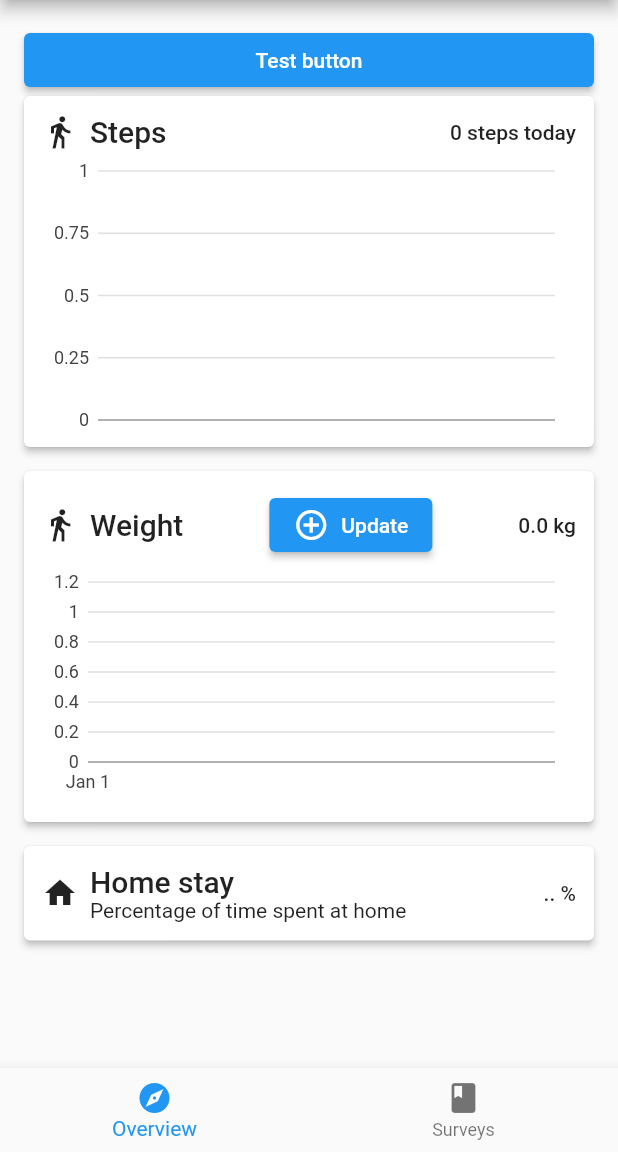
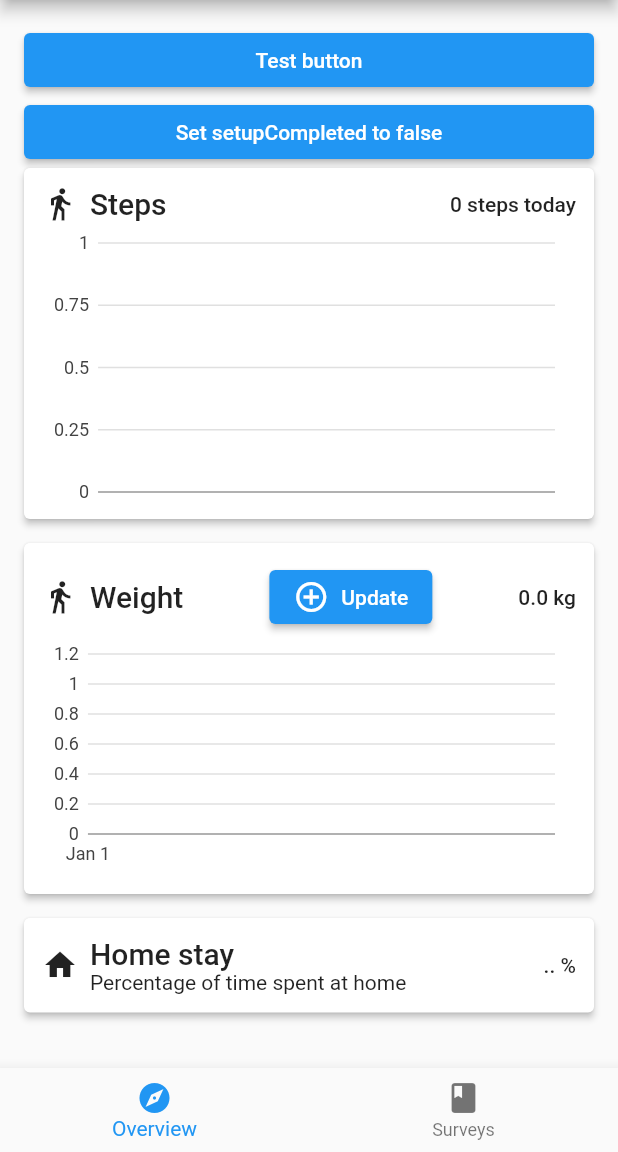
Before and after one commit to mikklf/flutter_health_app, a Flutter app: the screen it shows after launch, after a tap on "Finish", on a phone screen of 412 x 824 dp, the part 84-1236 px from its top. Run offline on Flutter 3.47's test engine with Material 2 defaults, Android fonts, the phone set to English and light mode, and no system bars; our stand-ins replace bloc, community_charts_flutter, device_info_plus, equatable, flutter_bloc, geocoding and 4 more; missing offline and left inert: carp_background_location, health, research_package; accounts and stored records are empty.

Commit message:
Fix setup screen

```diff
--- a/lib/main.dart
+++ b/lib/main.dart
@@ -1,6 +1,7 @@
 import 'package:flutter/material.dart';
 import 'package:flutter_health_app/domain/interfaces/location_repository.dart';
 import 'package:flutter_health_app/domain/interfaces/step_repository.dart';
+import 'package:flutter_health_app/src/business_logic/cubit/main_cubit.dart';
 import 'package:flutter_health_app/src/presentation/screens/home_screen.dart';
 import 'package:flutter_bloc/flutter_bloc.dart';
 import 'package:flutter_health_app/src/business_logic/cubit/location_cubit.dart';
@@ -10,7 +11,6 @@ import 'package:flutter_health_app/di.dart';
 import 'package:flutter_health_app/src/presentation/screens/overview_screen/overview_screen.dart';
 import 'package:flutter_health_app/src/presentation/screens/setup_screen/setup_screen.dart';
 import 'package:flutter_health_app/src/presentation/screens/survey_dashboard_screen/survey_dashboard_screen.dart';
-import 'package:shared_preferences/shared_preferences.dart';
 
 void main() {
   ServiceLocator.setupDependencyInjection();
@@ -18,43 +18,21 @@ void main() {
 }
 
 class MainApp extends StatelessWidget {
-  final bool skipSetup;
-
-  const MainApp({super.key, this.skipSetup = false});
-
-  Future isSetupRequired() async {
-    SharedPreferences prefs = await SharedPreferences.getInstance();
-    bool setupCompleted = (prefs.getBool('setupCompleted') ?? false);
-    return !setupCompleted;
-  }
+  const MainApp({super.key});
 
   @override
   Widget build(BuildContext context) {
-    if (skipSetup) {
-      return _buildHomeScreen();
-    }
-
-    return FutureBuilder(
-      future: isSetupRequired(),
-      builder: (context, snapshot) {
-        if (snapshot.hasData) {
-          if (snapshot.data == true) {
+    return BlocProvider(
+        create: (context) => MainCubit()..initializeMainState(),
+        child: BlocBuilder<MainCubit, MainState>(builder: (context, state) {
+          if (state is InitialMainState) {
+            return const CircularProgressIndicator();
+          } else if (state is SetupRequiredState) {
             return _buildSetupScreen();
           } else {
             return _buildHomeScreen();
           }
-        } else {
-          return const MaterialApp(
-            title: 'Mobile Health Application',
-            home: Scaffold(
-              body: Center(
-                child: CircularProgressIndicator(),
-              ),
-            ),
-          );
-        }
-      },
-    );
+        }));
   }
 
   Widget _buildSetupScreen() {
--- /dev/null
+++ b/lib/src/business_logic/cubit/main_cubit.dart
@@ -0,0 +1,32 @@
+import 'package:bloc/bloc.dart';
+import 'package:flutter/material.dart';
+import 'package:shared_preferences/shared_preferences.dart';
+
+part 'main_state.dart';
+
+class MainCubit extends Cubit<MainState> {
+  MainCubit() : super(InitialMainState());
+
+  initializeMainState() async {
+    SharedPreferences prefs = await SharedPreferences.getInstance();
+    bool isSetupCompleted = prefs.getBool('setupCompleted') ?? false;
+
+    if (isSetupCompleted) {
+      emit(SetupCompletedState());
+    } else {
+      emit(SetupRequiredState());
+    }
+  }
+
+  completeSetup() async {
+    SharedPreferences prefs = await SharedPreferences.getInstance();
+    prefs.setBool('setupCompleted', true);
+    emit(SetupCompletedState());
+  }
+
+  resetSetup() async {
+    SharedPreferences prefs = await SharedPreferences.getInstance();
+    prefs.setBool('setupCompleted', false);
+    emit(SetupRequiredState());
+  }
+}
--- /dev/null
+++ b/lib/src/business_logic/cubit/main_state.dart
@@ -0,0 +1,10 @@
+part of 'main_cubit.dart';
+
+@immutable
+abstract class MainState {}
+
+class InitialMainState extends MainState {}
+
+class SetupRequiredState extends MainState {}
+
+class SetupCompletedState extends MainState {}
--- a/lib/src/presentation/screens/overview_screen/overview_screen.dart
+++ b/lib/src/presentation/screens/overview_screen/overview_screen.dart
@@ -1,9 +1,12 @@
 import 'package:flutter/material.dart';
+import 'package:flutter_bloc/flutter_bloc.dart';
 import 'package:flutter_health_app/di.dart';
 import 'package:flutter_health_app/domain/interfaces/health_provider.dart';
 import 'package:flutter_health_app/domain/interfaces/step_repository.dart';
+import 'package:flutter_health_app/src/business_logic/cubit/main_cubit.dart';
 import 'package:flutter_health_app/src/presentation/screens/overview_screen/widgets/home_stay_widget.dart';
 import 'package:health/health.dart';
+import 'package:shared_preferences/shared_preferences.dart';
 
 import 'widgets/steps_widget.dart';
 import 'widgets/weight_widget.dart';
@@ -26,14 +29,21 @@ class OverviewScreen extends StatelessWidget {
       children: [
         // TESTING SHOULD BE REMOVED!
         ElevatedButton(
-            onPressed: _healthButtonPressed,
-            child: const Text("Test button")),
+            onPressed: _healthButtonPressed, child: const Text("Test button")),
+        ElevatedButton(
+            onPressed: () async {
+              context.read<MainCubit>().resetSetup();
+
+              SharedPreferences prefs = await SharedPreferences.getInstance();
+
+              debugPrint(prefs.getBool("setupCompleted").toString());
+            },
+            child: const Text("Set setupCompleted to false")),
 
         // Register widgets here
         const StepsWidget(),
         const WeightWidget(),
         const HomeStayWidget(),
-
       ],
     );
   }
@@ -52,7 +62,8 @@ class OverviewScreen extends StatelessWidget {
     var startOfDay = DateTime(now.year, now.month, now.day, 0, 0, 0);
     var endOfDay = DateTime(now.year, now.month, now.day, 23, 59, 59);
 
-    var databaseSteps = await stepRepository.getStepsInRange(startOfDay, endOfDay);
+    var databaseSteps =
+        await stepRepository.getStepsInRange(startOfDay, endOfDay);
 
     var stepsInDb = databaseSteps.isNotEmpty ? databaseSteps.first.steps : 0;
 
--- a/lib/src/presentation/screens/setup_screen/setup_screen.dart
+++ b/lib/src/presentation/screens/setup_screen/setup_screen.dart
@@ -1,12 +1,11 @@
 import 'package:flutter/material.dart';
 import 'package:flutter_bloc/flutter_bloc.dart';
-import 'package:flutter_health_app/main.dart';
+import 'package:flutter_health_app/src/business_logic/cubit/main_cubit.dart';
 import 'package:flutter_health_app/src/business_logic/cubit/setup_cubit.dart';
-import 'package:flutter_health_app/src/data/dataproviders/helpers/health_helper.dart';
 import 'package:flutter_health_app/src/presentation/screens/setup_screen/informed_consent_objects.dart';
-import 'package:health/health.dart';
 import 'package:permission_handler/permission_handler.dart';
 import 'package:research_package/research_package.dart';
+import 'package:shared_preferences/shared_preferences.dart';
 
 class SetupScreen extends StatelessWidget {
   const SetupScreen({super.key});
@@ -85,8 +84,8 @@ class SetupScreen extends StatelessWidget {
                         },
                         child: const Text("Set home address")),
                     Text(state.homeAddress),
-                    ElevatedButton(onPressed: () async {
-
+                    ElevatedButton(
+                        onPressed: () async {
                           // Check if we have location permissions
                           var status = await Permission.location.status;
                           if (status.isDenied) {
@@ -94,21 +93,27 @@ class SetupScreen extends StatelessWidget {
                           }
 
                           // Check if we can request locationAlways permission
-                      var alwaysStatus = await Permission.locationAlways.status;
+                          var alwaysStatus =
+                              await Permission.locationAlways.status;
                           if (alwaysStatus.isDenied) {
                             await Permission.locationAlways.request();
                           }
 
                           // TODO: Consider if health permissions should be requested here
+                        },
+                        child: const Text("Give permissions")),
+                    const SizedBox(height: 30),
+                    ElevatedButton(
+                        onPressed: () async {
+                          context.read<MainCubit>().completeSetup();
 
+                          SharedPreferences prefs =
+                              await SharedPreferences.getInstance();
 
-                    }, child: const Text("Give permissions")),
-                    const SizedBox(height: 30),
-                    ElevatedButton(onPressed: () {
-                      Navigator.of(context).popUntil((route) => false);
-                      Navigator.of(context).push(MaterialPageRoute(
-                          builder: (_) => const MainApp(skipSetup: true,)));
-                    }, child: const Text("Finish")),
+                          debugPrint(
+                              prefs.getBool("setupCompleted").toString());
+                        },
+                        child: const Text("Finish")),
                   ],
                 ),
               ),
```
Lines whose indentation alone changed are shown as unchanged.
